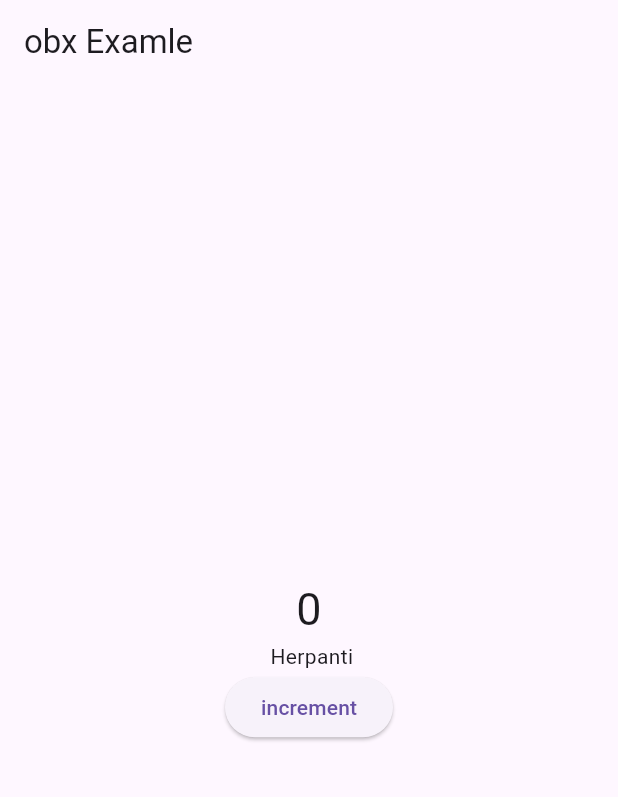
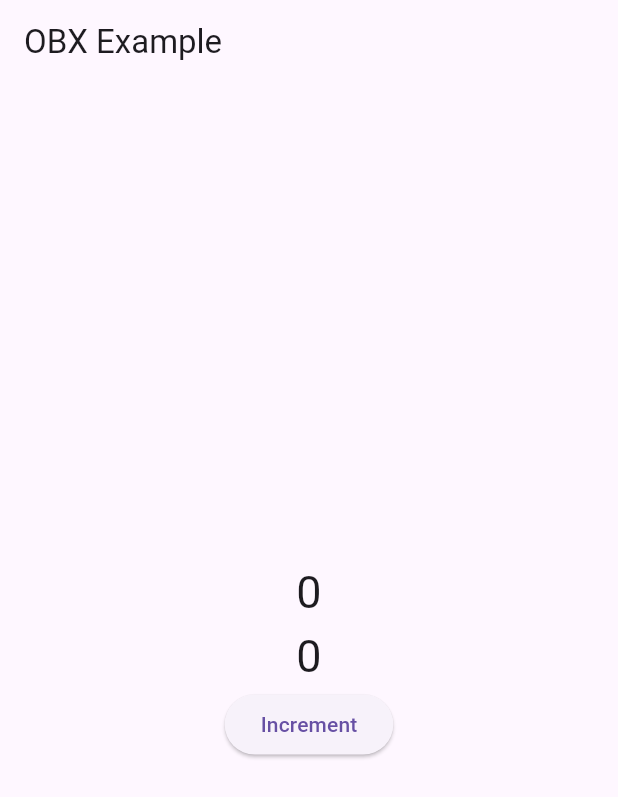
Before and after one commit to Taha170717/getxprac, a Flutter app: the screen it shows after launch, on a phone screen of 412 x 824 dp. Shown: the top 797 px of the screen. Run offline on Flutter 3.47's test engine with Material 3 defaults, Android fonts, the light colour scheme and no system bars; our stand-ins replace get.

Commit message:
4-7-2025

```diff
--- /dev/null
+++ b/lib/forcontroller_MVVM/home_view.dart
@@ -0,0 +1,53 @@
+import 'package:flutter/cupertino.dart';
+import 'package:flutter/material.dart';
+import 'package:get/get.dart';
+import 'package:gtexprac/forcontroller_MVVM/myController.dart';
+
+class HomePage extends StatelessWidget{
+
+  //var myController = Get.put(MyController());
+  @override
+  Widget build(BuildContext context) {
+    return  GetMaterialApp(
+      home: Scaffold(
+        appBar: AppBar(
+          title: Text("OBX Example"),
+        ),
+        body: Center(
+          child: Column(
+            mainAxisAlignment: MainAxisAlignment.center,
+            crossAxisAlignment: CrossAxisAlignment.center,
+            children: [
+              GetBuilder<MyController>(
+                init: MyController(),
+                      id: "123",
+                      // initState: (data)=> print("Init State Call"),
+                      // dispose: (data)=>print ("Contriller Disposed"),
+
+                      builder: (myController)=>Text("${myController.count}",style: TextStyle(
+                fontSize: 30
+              ),)
+              ),
+              GetBuilder<MyController>(
+                  init: MyController(),
+                  // initState: (data)=> print("Init State Call"),
+                  // dispose: (data)=>print ("Contriller Disposed"),
+
+                  builder: (myController)=>Text("${myController.count}",style: TextStyle(
+                      fontSize: 30
+                  ),)
+              ),
+              ElevatedButton(onPressed: (){
+                var myController= Get.find<MyController>();
+                myController.incrementcount();
+
+              }, child: Text("Increment"))
+            ],
+          ),
+        ),
+      ),
+    );
+  }
+
+
+}
--- /dev/null
+++ b/lib/forcontroller_MVVM/myController.dart
@@ -0,0 +1,12 @@
+import 'package:get/get.dart';
+
+class MyController extends GetxController {
+  //var count = 0.obs;
+  var count =0;
+
+  incrementcount() {
+    count ++;
+    update(['123']);
+  }
+
+}
--- a/lib/main.dart
+++ b/lib/main.dart
@@ -4,58 +4,10 @@ import 'package:gtexprac/pages/firstpage.dart';
 import 'package:gtexprac/pages/secondpage.dart';
 import 'package:gtexprac/pages/thirdpage.dart';
 
+import 'forcontroller_MVVM/home_view.dart';
 import 'movie.dart';
 import 'nextpage.dart';
 
 void main() {
-  runApp(  MyApp());
+  runApp(  HomePage());
 }
-
-class MyApp extends StatelessWidget {
-  var count=0.obs;
-  var movie = Movie();
-
-  MyApp({super.key});
-
-  @override
-  Widget build(BuildContext context) {
-    return GetMaterialApp(
-
-      theme: ThemeData(),
-      home: Scaffold(
-        appBar: AppBar(
-          title: Text('obx Examle')
-        ),
-        body: Center(
-          child: Column(
-            crossAxisAlignment: CrossAxisAlignment.center,
-            mainAxisAlignment: MainAxisAlignment.center,
-            children: [
-              Obx(()=>
-                Text("$count",
-                style: TextStyle(fontSize: 30),),
-              ),
-
-              Obx(()=> Text("${movie.name}")),
-              ElevatedButton(onPressed: (){count++;
-                movie.name.value='Taha';
-                }, child: Text("increment"))
-            ],
-          ),
-        )
-      ),
-
-
-
-      // for Named Routing with pages attached
-      // initialRoute: "/first",
-      // defaultTransition: Transition.leftToRight,
-      // getPages: [
-      //   GetPage(name: "/first", page: () => firstpage()),
-      //   GetPage(name: "/second", page: () => secondpage()),
-      //   GetPage(name: "/third", page: () => thirdpage()),
-      // ],
-      // unknownRoute: GetPage(name: "/unknown", page: () => firstpage()),
-    );
-  }
-}
```
Also changed, not shown: lib/main22.dart (added, +64 -0 lines), 1 other file.
